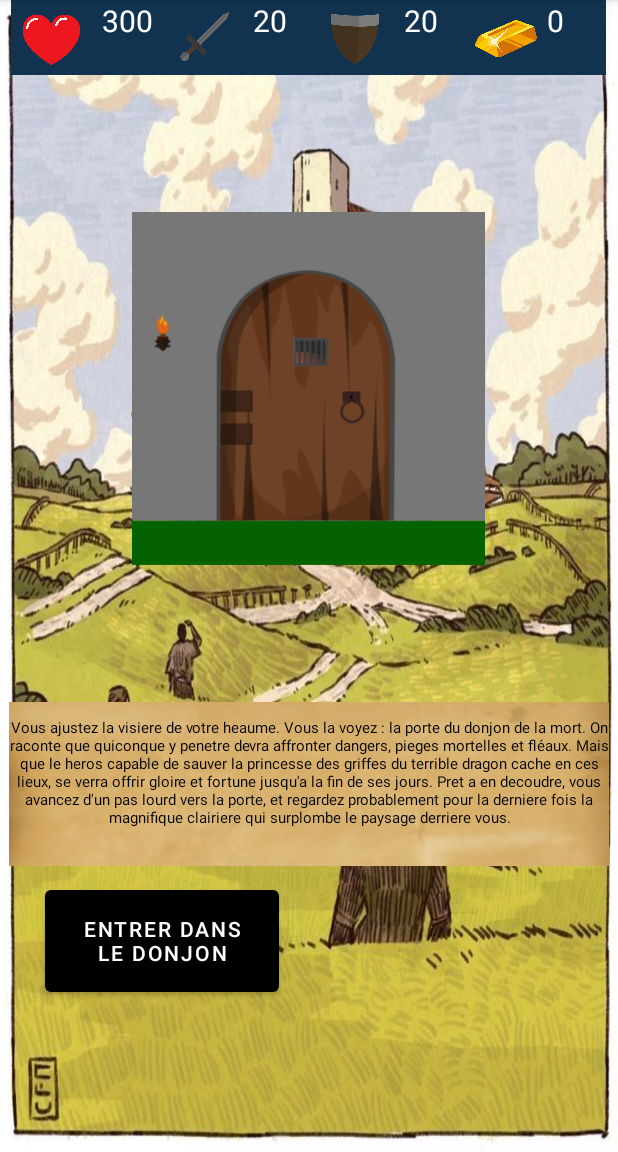
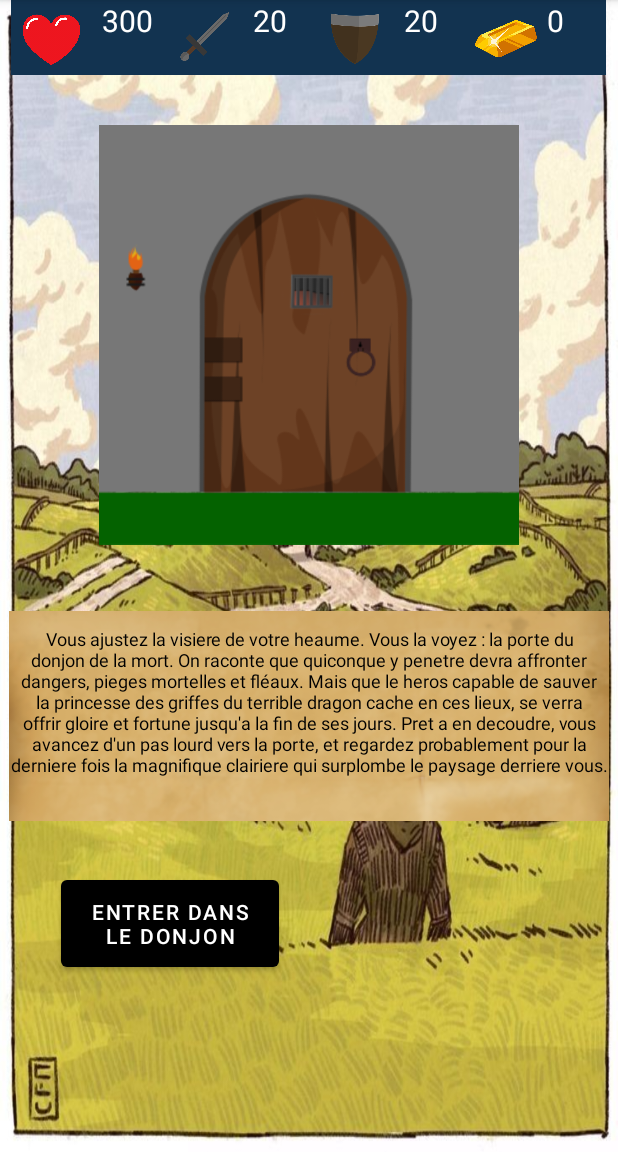
Before and after one commit to YannoteX/Le-donjon-de-la-mort_S4, an Android app: the Jeu_Principal screen opened directly, with no data from a screen before it, on a phone screen of 412 x 824 dp, the part 84-1236 px from its top. Run offline under Robolectric (Android 15) with nearby library versions, the phone set to English and light mode, and no system bars; Roboto replaces fonts that are not available here.

Commit message:
Picture + text responsive - buttons not responsive

```diff
--- a/app/src/main/res/layout/activity_jeu_principal.xml
+++ b/app/src/main/res/layout/activity_jeu_principal.xml
@@ -98,76 +98,81 @@
 
     <ImageView
         android:id="@+id/imageJeu"
-        android:layout_width="270dp"
-        android:layout_height="235dp"
+        android:layout_width="0dp"
+        android:layout_height="0dp"
         android:layout_marginStart="66dp"
         android:layout_marginTop="10dp"
         android:layout_marginEnd="66dp"
         android:layout_marginBottom="10dp"
         app:layout_constraintBottom_toTopOf="@+id/textView2"
+        app:layout_constraintDimensionRatio="110:110"
         app:layout_constraintEnd_toEndOf="parent"
         app:layout_constraintHorizontal_bias="0.444"
         app:layout_constraintStart_toStartOf="parent"
         app:layout_constraintTop_toBottomOf="@+id/linearLayout"
+        app:layout_constraintVertical_chainStyle="spread"
+        app:layout_constraintVertical_weight="4"
         app:srcCompat="@drawable/enigme_final" />
 
     <Button
         android:id="@+id/choix1"
-        android:layout_width="156dp"
-        android:layout_height="80dp"
-        android:layout_marginStart="20dp"
-        android:layout_marginEnd="40dp"
-        android:layout_marginBottom="5dp"
+        android:layout_width="145dp"
+        android:layout_height="70dp"
         android:contentDescription="B_1"
         android:onClick="button1Selected"
         android:text="Button"
         app:layout_constraintBottom_toTopOf="@+id/choix3"
         app:layout_constraintEnd_toStartOf="@+id/choix2"
-        app:layout_constraintStart_toStartOf="parent" />
-
-    <Button
-        android:id="@+id/choix2"
-        android:layout_width="156dp"
-        android:layout_height="80dp"
-        android:layout_marginEnd="20dp"
-        android:layout_marginBottom="5dp"
-        android:contentDescription="B_2"
-        android:onClick="button2Selected"
-        android:text="Button"
-        app:layout_constraintBottom_toTopOf="@+id/choix4"
-        app:layout_constraintEnd_toEndOf="parent" />
+        app:layout_constraintHorizontal_bias="0.0"
+        app:layout_constraintStart_toStartOf="@+id/choix3"
+        app:layout_constraintTop_toBottomOf="@+id/textView2" />
 
     <Button
         android:id="@+id/choix3"
-        android:layout_width="156dp"
-        android:layout_height="80dp"
-        android:layout_marginStart="20dp"
-        android:layout_marginEnd="40dp"
-        android:layout_marginBottom="15dp"
+        android:layout_width="145dp"
+        android:layout_height="70dp"
         android:contentDescription="B_3"
         android:onClick="button3Selected"
         android:text="Button"
         app:layout_constraintBottom_toBottomOf="parent"
         app:layout_constraintEnd_toStartOf="@+id/choix4"
-        app:layout_constraintStart_toStartOf="parent" />
+        app:layout_constraintHorizontal_bias="0.5"
+        app:layout_constraintStart_toStartOf="parent"
+        app:layout_constraintTop_toBottomOf="@+id/choix1" />
+
+    <Button
+        android:id="@+id/choix2"
+        android:layout_width="145dp"
+        android:layout_height="70dp"
+        android:contentDescription="B_2"
+        android:onClick="button2Selected"
+        android:text="Button"
+        app:layout_constraintBottom_toBottomOf="@+id/choix1"
+        app:layout_constraintEnd_toEndOf="@+id/choix4"
+        app:layout_constraintHorizontal_bias="0.5"
+        app:layout_constraintStart_toEndOf="@+id/choix1"
+        app:layout_constraintStart_toStartOf="@+id/choix4"
+        app:layout_constraintTop_toTopOf="@+id/choix1" />
 
     <Button
         android:id="@+id/choix4"
-        android:layout_width="156dp"
-        android:layout_height="80dp"
-        android:layout_marginEnd="20dp"
-        android:layout_marginBottom="15dp"
+        android:layout_width="145dp"
+        android:layout_height="70dp"
         android:contentDescription="B_4"
         android:onClick="button4Selected"
         android:text="Button"
         app:layout_constraintBottom_toBottomOf="parent"
-        app:layout_constraintEnd_toEndOf="parent" />
+        app:layout_constraintEnd_toEndOf="parent"
+        app:layout_constraintHorizontal_bias="0.5"
+        app:layout_constraintStart_toEndOf="@+id/choix3"
+        app:layout_constraintTop_toBottomOf="@+id/choix2" />
 
     <TextView
         android:id="@+id/textView2"
         android:layout_width="0dp"
-        android:layout_height="109dp"
+        android:layout_height="0dp"
         android:layout_marginStart="6dp"
+        android:layout_marginTop="10dp"
         android:layout_marginEnd="6dp"
         android:layout_marginBottom="10dp"
         android:autoSizeMaxTextSize="13dp"
@@ -176,14 +181,16 @@
         android:background="@drawable/fond_texte"
         android:fontFamily="@font/cinzel_decorative_bold"
         android:paddingTop="10dp"
+
         android:paddingBottom="10dp"
         android:text="coucou"
-
         android:textAlignment="center"
         android:textColor="@color/black"
         app:layout_constraintBottom_toTopOf="@+id/choix1"
         app:layout_constraintEnd_toEndOf="parent"
         app:layout_constraintStart_toStartOf="parent"
+        app:layout_constraintTop_toBottomOf="@+id/imageJeu"
+        app:layout_constraintVertical_weight="2"
         tools:ignore="MissingConstraints,TextContrastCheck" />
 
 
```
Also changed, not shown: 35 other files.
